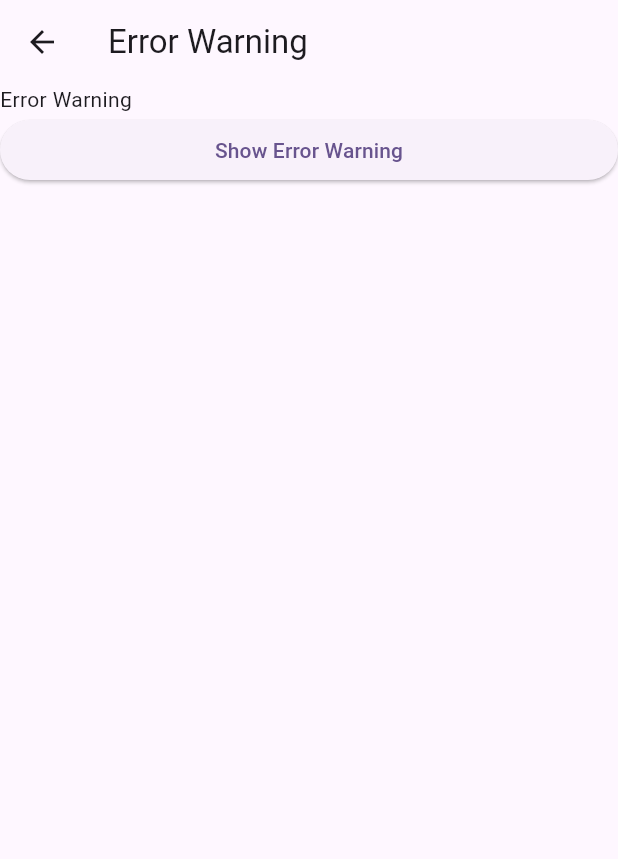
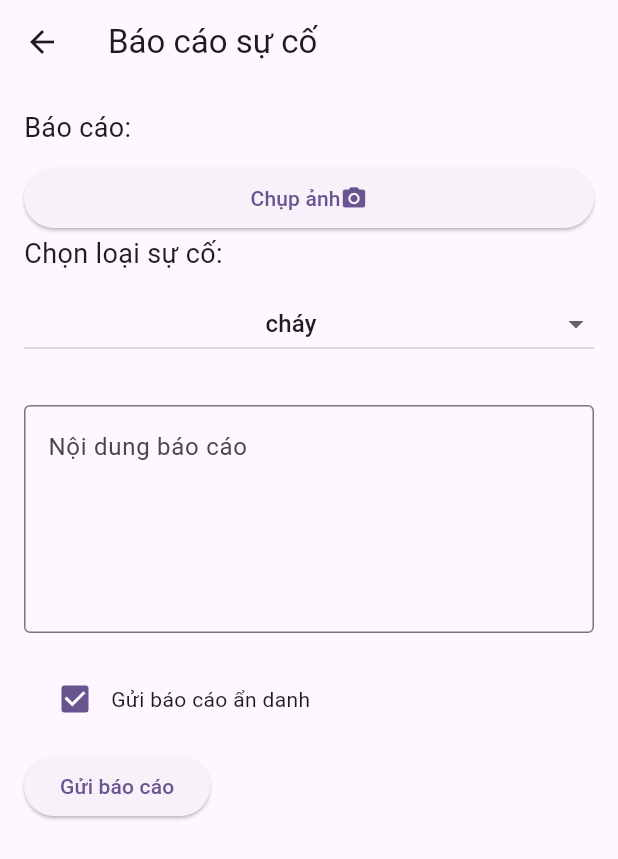
Before and after one commit to phamthanhtung35NB/TrafficWarning, a Flutter app: the ErrorWarning screen opened directly, on a phone screen of 412 x 824 dp. Shown: the top 859 px of the screen. Run offline on Flutter 3.47's test engine with Material 3 defaults, Android fonts, the phone set to English and light mode, and no system bars; our stand-ins replace camera, firebase_auth, firebase_core, firebase_database, flutter_map, flutter_tts and 2 more; accounts and stored records are empty.

Commit message:
add camera

```diff
--- a/mobile/lib/screen/error_warning.dart
+++ b/mobile/lib/screen/error_warning.dart
@@ -1,30 +1,134 @@
 import 'package:flutter/material.dart';
-import 'package:mobile/controller/error_warning_controller.dart';
+import 'package:mobile/screen/dual_camera_screen.dart';
 
-class ErrorWarning extends StatelessWidget {
+class ErrorWarning extends StatefulWidget {
   const ErrorWarning({super.key});
 
   @override
+  _ErrorWarningState createState() => _ErrorWarningState();
+}
+
+class _ErrorWarningState extends State<ErrorWarning> {
+  String _selectedIncident = 'cháy';
+  bool _showOtherField = false;
+  TextEditingController _otherIncidentController = TextEditingController();
+
+  @override
+  void dispose() {
+    _otherIncidentController.dispose();
+    super.dispose();
+  }
+
+  @override
   Widget build(BuildContext context) {
-    // 1 edit text
-    // 2 button
-
-    print('ErrorWarning build');
     return Scaffold(
       appBar: AppBar(
-        title: const Text('Error Warning'),
+        title: Text('Báo cáo sự cố'),
       ),
-      body: ListView(
-        children: <Widget>[
-          const Text('Error Warning'),
-          ElevatedButton(
-            onPressed: () {
-            },
-            child: const Text('Show Error Warning'),
-          ),
-        ],
+      body: Padding(
+        padding: const EdgeInsets.all(16.0),
+        child: Column(
+          crossAxisAlignment: CrossAxisAlignment.start,
+          children: [
+            Text('Báo cáo:', style: TextStyle(fontSize: 18)),
+            const SizedBox(height: 10),
+            ElevatedButton(
+              onPressed: () {
+                //TODO: mở máy ảnh chụp ảnh
+                print('Chụp ảnh');
+                Navigator.push(
+                  context,
+                  MaterialPageRoute(builder: (context) => DualCameraScreen()),
+                );
+              },
+              child: const Row(
+                mainAxisSize: MainAxisSize.max,
+                mainAxisAlignment: MainAxisAlignment.center,
+                children: [
+                  Text("Chụp ảnh"),
+                  Icon(Icons.camera_alt),
+                ],
+              ),
+            ),
+            const Text('Chọn loại sự cố:', style: TextStyle(fontSize: 18)),
+            SizedBox(height: 10),
+            Container(
+              width: double.infinity,
+              child: DropdownButton<String>(
+                isExpanded: true,
+                value: _selectedIncident,
+                items: <String>['cháy', 'lụt', 'tắc đường', 'sạt lở', 'khác']
+                    .map<DropdownMenuItem<String>>((String value) {
+                  return DropdownMenuItem<String>(
+                    value: value,
+                    //căn giữa 2 text
+                    alignment: Alignment.center,
+                    child: Text(value),
+                  );
+                }).toList(),
+                onChanged: (String? newValue) {
+                  setState(() {
+                    _selectedIncident = newValue!;
+                    _showOtherField = _selectedIncident == 'khác';
+                  });
+                },
+              ),
+            ),
+            SizedBox(height: 20),
+            if (_showOtherField)
+              Column(
+                crossAxisAlignment: CrossAxisAlignment.start,
+                children: [
+                  Text('Nhập loại sự cố khác:', style: TextStyle(fontSize: 18)),
+                  SizedBox(height: 10),
+                  TextField(
+                    controller: _otherIncidentController,
+                    decoration: InputDecoration(
+                      border: OutlineInputBorder(),
+                      hintText: 'Loại sự cố khác',
+                    ),
+                  ),
+                ],
+              ),
+            SizedBox(height: 10),
+            TextField(
+              maxLines: 5,
+              decoration: InputDecoration(
+                border: OutlineInputBorder(),
+                hintText: 'Nội dung báo cáo',
+              ),
+            ),
+            //check box
+            const SizedBox(height: 10),
+            Row(
+              mainAxisAlignment: MainAxisAlignment.spaceBetween,
+              crossAxisAlignment: CrossAxisAlignment.center,
+              children: [
+                // căn giữa 2 text
+                Padding(
+                  padding: const EdgeInsets.all(10),
+                  child: Row(
+                    mainAxisAlignment: MainAxisAlignment.center,
+                    // Use mainAxisAlignment instead of alignment
+                    children: [
+                      Checkbox(
+                        value: true,
+                        onChanged: (bool? value) {},
+                      ),
+                      const Text('Gửi báo cáo ẩn danh'),
+                    ],
+                  ),
+                ),
+
+              ],
+            ),
+            ElevatedButton(
+              onPressed: () {},
+              child: const Text('Gửi báo cáo'),
+            ),
+          ],
+        ),
       ),
     );
-
   }
 }
--- a/mobile/pubspec.yaml
+++ b/mobile/pubspec.yaml
@@ -30,7 +30,7 @@ environment:
 dependencies:
   flutter:
     sdk: flutter
-
+  camera: ^0.11.0+2
 
   # The following adds the Cupertino Icons font to your application.
   # Use with the CupertinoIcons class for iOS style icons.
```
Also changed, not shown: mobile/lib/screen/camera_screen.dart (added, +86 -0 lines), mobile/lib/screen/dual_camera_screen.dart (added, +90 -0 lines), mobile/lib/screen/login_screen.dart (+9 -1 lines), mobile/lib/screen/preview_screen.dart (added, +22 -0 lines), mobile/pubspec.lock, 2 other files.
